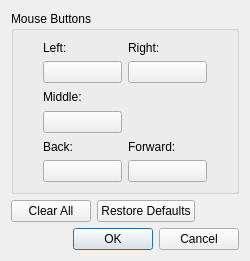
Old version of the form src/yuzu/configuration/configure_mouse_advanced.ui in the repository formylover/yuzu-early-access.
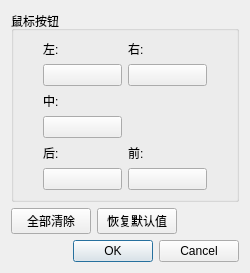
New version of the form.

The edit to the form file:
```diff
--- a/src/yuzu/configuration/configure_mouse_advanced.ui
+++ b/src/yuzu/configuration/configure_mouse_advanced.ui
@@ -17,7 +17,7 @@
    <item>
     <widget class="QGroupBox" name="gridGroupBox">
      <property name="title">
-      <string>Mouse Buttons</string>
+      <string>鼠标按钮</string>
      </property>
      <layout class="QGridLayout" name="gridLayout">
       <item row="0" column="4">
@@ -43,7 +43,7 @@
           <item>
            <widget class="QLabel" name="label_3">
             <property name="text">
-             <string>Right:</string>
+             <string>右:</string>
             </property>
            </widget>
           </item>
@@ -87,7 +87,7 @@
           <item>
            <widget class="QLabel" name="label_2">
             <property name="text">
-             <string>Middle:</string>
+             <string>中:</string>
             </property>
            </widget>
           </item>
@@ -115,7 +115,7 @@
              </size>
             </property>
             <property name="text">
-             <string>Back:</string>
+             <string>后:</string>
             </property>
            </widget>
           </item>
@@ -137,7 +137,7 @@
           <item>
            <widget class="QLabel" name="label">
             <property name="text">
-             <string>Left:</string>
+             <string>左:</string>
             </property>
            </widget>
           </item>
@@ -165,7 +165,7 @@
           <item>
            <widget class="QLabel" name="label_5">
             <property name="text">
-             <string>Forward:</string>
+             <string>前:</string>
             </property>
            </widget>
           </item>
@@ -188,14 +188,14 @@
      <item>
       <widget class="QPushButton" name="buttonClearAll">
        <property name="text">
-        <string>Clear All</string>
+        <string>全部清除</string>
        </property>
       </widget>
      </item>
      <item>
       <widget class="QPushButton" name="buttonRestoreDefaults">
        <property name="text">
-        <string>Restore Defaults</string>
+        <string>恢复默认值</string>
        </property>
       </widget>
      </item>
```
Left out of the diff: 2 changed lines with no effect on the pictures.
